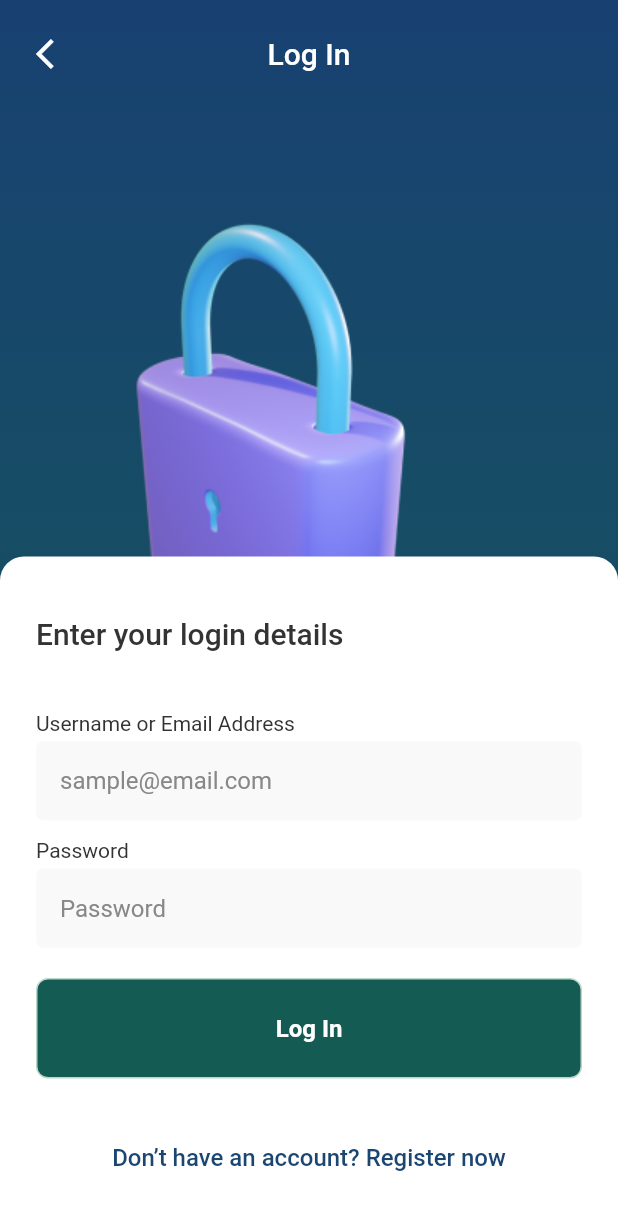
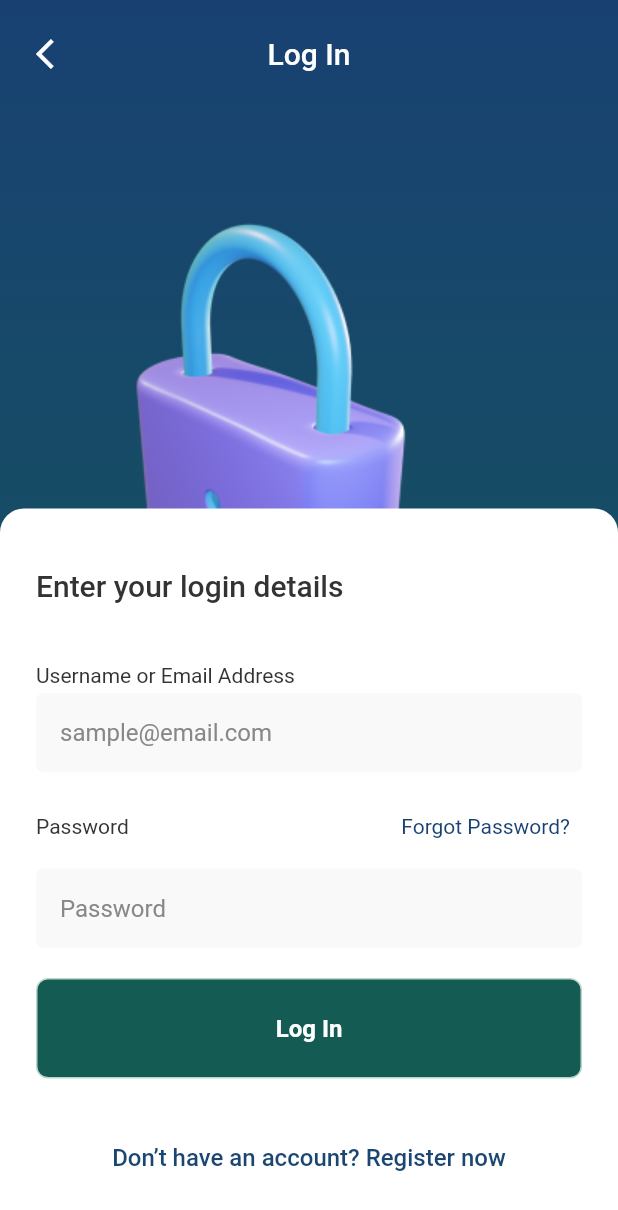
Before and after one commit to iykeprince/mgt-inventory-flutter, a Flutter app: the AuthView screen opened by its route, after a tap on "Log in to an existing account", on a phone screen of 412 x 824 dp. Shown: the top 1210 px of the screen. Run offline on Flutter 3.47's test engine with Material 2 defaults, Android fonts, the phone set to English and light mode, and no system bars; our stand-ins replace dio, flutter_svg, logger, shared_preferences, stacked, stacked_core and 1 more; accounts and stored records are empty; Roboto replaces fonts that are missing (U8).

Commit message:
added forgot password to login screen

```diff
--- a/pos_mobile_app/lib/ui/auth/login/login_view.dart
+++ b/pos_mobile_app/lib/ui/auth/login/login_view.dart
@@ -82,12 +82,18 @@ class LoginView extends StatelessWidget {
                             border: InputBorder.none,
                           ),
                           const SizedBox(height: AppSize.s12),
-                          const InputField(
-                            label: AppString.password,
-                            hintText: AppString.password,
-                            border: InputBorder.none,
-                            obscureText: true,
-                          ),
+                          InputField(
+                              label: AppString.password,
+                              hintText: AppString.password,
+                              border: InputBorder.none,
+                              obscureText: true,
+                              labelRightItem: TextButton(
+                                onPressed: () {},
+                                child: Text(AppString.forgotPassword,
+                                    style: getRegularStyle(
+                                        color: ColorManager.kSecondaryColor,
+                                        fontSize: FontSize.s14)),
+                              )),
                           const SizedBox(height: AppSize.s20),
                           PosButton(
                             onPressed: () {
--- a/pos_mobile_ui_package/lib/utils/string_manager.dart
+++ b/pos_mobile_ui_package/lib/utils/string_manager.dart
@@ -4,6 +4,7 @@ class AppString {
   static const String track = "Track";
   static const String record = "Record";
   static const String login = "Log In";
+  static const String forgotPassword = "Forgot Password?";
   static const String onBoardSub1 =
       "Seamlessly and efficiently record up-to-date point-of-sale transactions from the comfort of your home or workplace.";
   static const String onBoardSub2 =
--- a/pos_mobile_ui_package/lib/widgets/input/input.dart
+++ b/pos_mobile_ui_package/lib/widgets/input/input.dart
@@ -33,6 +33,7 @@ class InputField extends StatelessWidget {
   final Color? hintColor;
   final bool? showCursor;
   final bool readOnly;
+  final Widget? labelRightItem;
 
   const InputField({
     this.autovalidateMode,
@@ -62,6 +63,7 @@ class InputField extends StatelessWidget {
     this.hintColor,
     this.showCursor,
     this.readOnly = false,
+    this.labelRightItem,
   });
 
   @override
@@ -71,12 +73,18 @@ class InputField extends StatelessWidget {
         crossAxisAlignment: CrossAxisAlignment.start,
         mainAxisAlignment: MainAxisAlignment.center,
         children: [
+          Row(
+            mainAxisAlignment: MainAxisAlignment.spaceBetween,
+            children: [
               Text(
                 label,
                 style: getRegularStyle(
                   color: ColorManager.kDarkCharcoal,
                   fontSize: FontSize.s14,
                 ),
+              ),
+              if (labelRightItem != null) labelRightItem!
+            ],
           ),
           const SizedBox(
             height: AppSize.s4,
```
Also changed, not shown: pos_mobile_ui_package/lib/widgets/tabbbar_material_widget.dart (deleted, +0 -38 lines). Lines whose indentation alone changed are shown as unchanged.
